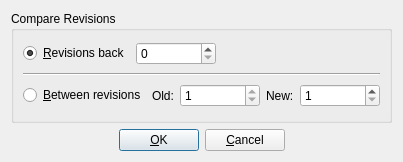
Qt form src/frontends/qt4/ui/CompareHistoryUi.ui (cburschka/lyx) before a commit.
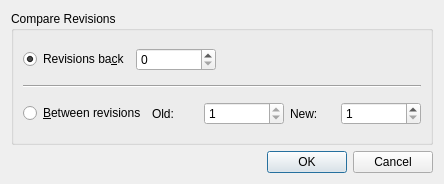
The same form after that commit.

Commit message:
Start using QDialogButtonGroup rather than manual OK etc. buttons
This assures the OK/Apply/Cancel/Restore buttons use the layout/style
of the OS (button order, icons).

The goal is to move all dialogs to this for 2.4.

See #11003

The edit to the form file:
```diff
--- a/src/frontends/qt4/ui/CompareHistoryUi.ui
+++ b/src/frontends/qt4/ui/CompareHistoryUi.ui
@@ -1,12 +1,12 @@
 <ui version="4.0" >
  <class>CompareHistoryUi</class>
- <widget class="QWidget" name="CompareHistoryUi" >
-  <property name="geometry" >
+ <widget class="QWidget" name="CompareHistoryUi">
+  <property name="geometry">
    <rect>
     <x>0</x>
     <y>0</y>
-    <width>375</width>
-    <height>162</height>
+    <width>444</width>
+    <height>184</height>
    </rect>
   </property>
   <property name="windowTitle" >
@@ -25,9 +25,9 @@
       <item>
        <layout class="QHBoxLayout" name="horizontalLayout_2" >
         <item>
-         <widget class="QRadioButton" name="revbackRB" >
-          <property name="text" >
-           <string>&amp;Revisions back</string>
+         <widget class="QRadioButton" name="revbackRB">
+          <property name="text">
+           <string>Revisions ba&amp;ck</string>
           </property>
           <property name="checked" >
            <bool>true</bool>
@@ -159,66 +159,12 @@
    <item>
     <layout class="QHBoxLayout" name="horizontalLayout_3" >
      <item>
-      <spacer name="horizontalSpacer_2" >
-       <property name="orientation" >
-        <enum>Qt::Horizontal</enum>
+      <widget class="QDialogButtonBox" name="buttonBox">
+       <property name="standardButtons">
+        <set>QDialogButtonBox::Cancel|QDialogButtonBox::Ok</set>
        </property>
-       <property name="sizeHint" stdset="0" >
-        <size>
-         <width>40</width>
-         <height>20</height>
-        </size>
-       </property>
-      </spacer>
-     </item>
-     <item>
-      <widget class="QPushButton" name="okPB" >
-       <property name="sizePolicy" >
-        <sizepolicy vsizetype="Fixed" hsizetype="Fixed" >
-         <horstretch>0</horstretch>
-         <verstretch>0</verstretch>
-        </sizepolicy>
-       </property>
-       <property name="text" >
-        <string>&amp;OK</string>
-       </property>
-       <property name="autoDefault" >
-        <bool>false</bool>
-       </property>
-       <property name="default" >
-        <bool>true</bool>
-       </property>
-       <property name="flat" >
-        <bool>false</bool>
-       </property>
       </widget>
      </item>
-     <item>
-      <widget class="QPushButton" name="cancelPB" >
-       <property name="sizePolicy" >
-        <sizepolicy vsizetype="Fixed" hsizetype="Fixed" >
-         <horstretch>0</horstretch>
-         <verstretch>0</verstretch>
-        </sizepolicy>
-       </property>
-       <property name="text" >
-        <string>&amp;Cancel</string>
-       </property>
-      </widget>
-     </item>
-     <item>
-      <spacer name="horizontalSpacer_3" >
-       <property name="orientation" >
-        <enum>Qt::Horizontal</enum>
-       </property>
-       <property name="sizeHint" stdset="0" >
-        <size>
-         <width>40</width>
-         <height>20</height>
-        </size>
-       </property>
-      </spacer>
-     </item>
     </layout>
    </item>
   </layout>
```
Left out of the diff: 87 changed lines with no effect on the pictures. The commit also changes 20 other files.
